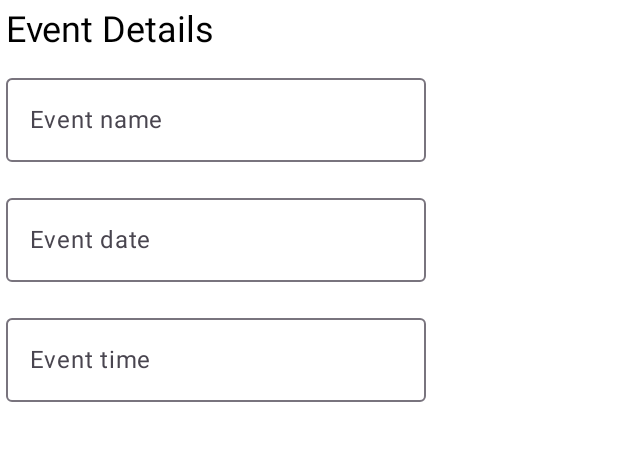
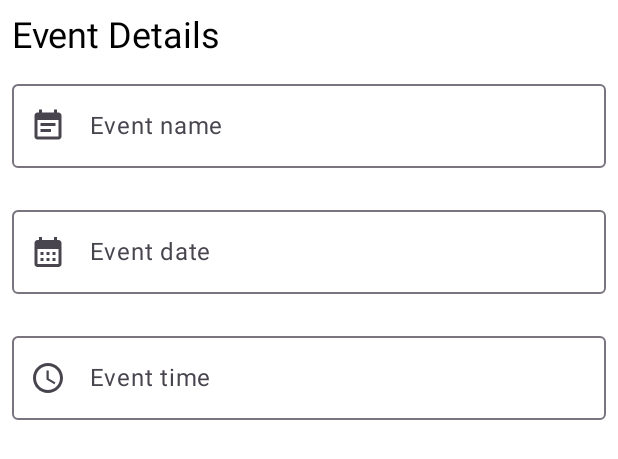
Before and after one commit to KarolinaWidz/You-re-Canceled-App, an Android app built with Jetpack Compose: the @Preview function EventDetailsPreview, on a phone screen of 412 x 824 dp. Shown: the top 459 px of the screen. Run offline under Robolectric (Android 15) with nearby library versions, the phone set to English and light mode, and no system bars.

Commit message:
update event details

```diff
--- a/app/src/main/java/edu/kwjw/you/presentation/ui/addnewevent/EventDetails.kt
+++ b/app/src/main/java/edu/kwjw/you/presentation/ui/addnewevent/EventDetails.kt
@@ -6,12 +6,15 @@ import androidx.compose.foundation.layout.fillMaxWidth
 import androidx.compose.foundation.layout.padding
 import androidx.compose.material.icons.Icons
 import androidx.compose.material.icons.filled.Info
+import androidx.compose.material3.ExperimentalMaterial3Api
 import androidx.compose.material3.Icon
 import androidx.compose.material3.MaterialTheme
 import androidx.compose.material3.OutlinedTextField
 import androidx.compose.material3.Text
+import androidx.compose.material3.TimePickerState
 import androidx.compose.runtime.Composable
 import androidx.compose.ui.Modifier
+import androidx.compose.ui.res.painterResource
 import androidx.compose.ui.res.stringResource
 import androidx.compose.ui.tooling.preview.Preview
 import edu.kwjw.you.R
@@ -21,25 +24,33 @@ import edu.kwjw.you.presentation.ui.common.TimePickerModalDialog
 import edu.kwjw.you.presentation.ui.theme.PaddingMedium
 import edu.kwjw.you.presentation.ui.theme.PaddingSmall
 
+@OptIn(ExperimentalMaterial3Api::class)
 @Composable
 internal fun EventDetails(
     modifier: Modifier = Modifier,
     eventName: String = "",
     onEventNameChanged: (String) -> Unit = {},
+    isEventNameError: Boolean = false,
     eventDate: String = "",
-    onEventDateChanged: (String) -> Unit = {},
+    onEventDateChanged: (Long?) -> Unit = {},
+    isEventDateError: Boolean = false,
     eventTime: String = "",
-    onEventTimeChanged: (String) -> Unit = {}
+    onEventTimeChanged: (TimePickerState) -> Unit = {},
+    isEventTimeError: Boolean = false,
 ) {
     Column(
         modifier = modifier
             .fillMaxWidth()
-            .padding(PaddingSmall)
+            .padding(PaddingMedium)
     ) {
         EventDetailsTitle()
-        EventNameField(name = eventName, onNameChanged = onEventNameChanged)
-        EventDate(date = eventDate, onDateChanged = onEventDateChanged)
-        EventTime(time = eventTime, onTimeChanged = onEventTimeChanged)
+        EventNameField(
+            name = eventName,
+            onNameChanged = onEventNameChanged,
+            isError = isEventNameError
+        )
+        EventDate(date = eventDate, onDateChanged = onEventDateChanged, isError = isEventDateError)
+        EventTime(time = eventTime, onTimeChanged = onEventTimeChanged, isError = isEventTimeError)
     }
 }
 
@@ -60,11 +71,20 @@ private fun EventNameField(
     isError: Boolean = false
 ) {
     OutlinedTextField(
-        modifier = modifier,
+        modifier = modifier
+            .fillMaxWidth()
+            .padding(bottom = PaddingSmall),
         value = name,
         onValueChange = onNameChanged,
+
         label = { Text(stringResource(R.string.event_name)) },
         isError = isError,
+        leadingIcon = {
+            Icon(
+                painterResource(R.drawable.ic_event_name),
+                contentDescription = null
+            )
+        },
         supportingText = {
             if (isError) {
                 ShowError(R.string.event_name_value_is_required_please_provide_a_valid_event_name)
@@ -77,45 +97,62 @@ private fun EventNameField(
 private fun EventDate(
     modifier: Modifier = Modifier,
     date: String,
-    onDateChanged: (String) -> Unit,
+    onDateChanged: (Long?) -> Unit,
     isError: Boolean = false,
 ) {
 
     ClickableTextField(
-        modifier = modifier,
+        modifier = modifier
+            .fillMaxWidth()
+            .padding(bottom = PaddingSmall),
         value = date,
-        onValueChange = onDateChanged,
+        onValueChange = {},
         label = { Text(stringResource(R.string.event_date)) },
         isError = isError,
+        leadingIcon = {
+            Icon(
+                painterResource(R.drawable.ic_event_date),
+                contentDescription = null
+            )
+        },
         supportingText = {
             if (isError) {
                 ShowError(R.string.event_date_value_is_required_please_provide_a_valid_event_date)
             }
         },
-        onClicked = { DatePickerModalDialog() }
+        onClicked = { DatePickerModalDialog(
+            onDateSelected = onDateChanged
+        ) }
     )
 }
 
+@OptIn(ExperimentalMaterial3Api::class)
 @Composable
 private fun EventTime(
     modifier: Modifier = Modifier,
     time: String,
-    onTimeChanged: (String) -> Unit,
+    onTimeChanged: (TimePickerState) -> Unit,
     isError: Boolean = false,
 ) {
 
     ClickableTextField(
-        modifier = modifier,
+        modifier = modifier.fillMaxWidth(),
         value = time,
-        onValueChange = onTimeChanged,
+        onValueChange = {},
         label = { Text(stringResource(R.string.event_time)) },
         isError = isError,
+        leadingIcon = {
+            Icon(
+                painterResource(R.drawable.ic_event_time),
+                contentDescription = null
+            )
+        },
         supportingText = {
             if (isError) {
                 ShowError(R.string.event_time_value_is_required_please_provide_a_valid_event_time)
             }
         },
-        onClicked = { TimePickerModalDialog() }
+        onClicked = { TimePickerModalDialog(onTimeSelected = onTimeChanged) }
     )
 }
 
@@ -133,6 +170,7 @@ private fun ShowError(stringId: Int, modifier: Modifier = Modifier) {
     }
 }
 
+@OptIn(ExperimentalMaterial3Api::class)
 @Composable
 @Preview(showBackground = true)
 private fun EventDetailsPreview() {
--- a/app/src/main/java/edu/kwjw/you/presentation/ui/common/ClickableTextField.kt
+++ b/app/src/main/java/edu/kwjw/you/presentation/ui/common/ClickableTextField.kt
@@ -17,10 +17,11 @@ import androidx.compose.ui.graphics.Color
 internal fun ClickableTextField(
     modifier: Modifier = Modifier,
     value: String,
-    onValueChange: (String) -> Unit,
+    onValueChange: () -> Unit,
     isError: Boolean = false,
     label: @Composable (() -> Unit)? = null,
     supportingText: @Composable (() -> Unit)? = null,
+    leadingIcon: @Composable (() -> Unit)? = null,
     onClicked: @Composable (() -> Unit)? = null,
 ) {
     var isClicked by rememberSaveable { mutableStateOf(false) }
@@ -33,11 +34,12 @@ internal fun ClickableTextField(
             indication = null
         ),
         value = value,
-        onValueChange = onValueChange,
+        onValueChange = { onValueChange },
         label = label,
         isError = isError,
         supportingText = supportingText,
         enabled = false,
+        leadingIcon = leadingIcon,
         colors = OutlinedTextFieldDefaults.colors(
             disabledLabelColor = colorResolver(
                 isError,
@@ -54,6 +56,11 @@ internal fun ClickableTextField(
                 OutlinedTextFieldDefaults.colors().unfocusedIndicatorColor,
                 OutlinedTextFieldDefaults.colors().errorIndicatorColor
             ),
+            disabledLeadingIconColor = colorResolver(
+                isError,
+                OutlinedTextFieldDefaults.colors().unfocusedLeadingIconColor,
+                OutlinedTextFieldDefaults.colors().errorLeadingIconColor
+            )
         )
     )
 
--- a/app/src/main/java/edu/kwjw/you/presentation/ui/common/DatePickerModalDialog.kt
+++ b/app/src/main/java/edu/kwjw/you/presentation/ui/common/DatePickerModalDialog.kt
@@ -20,7 +20,7 @@ import java.util.Calendar
 internal fun DatePickerModalDialog(
     modifier: Modifier = Modifier,
     onDismiss: () -> Unit = {},
-    onConfirm: () -> Unit = {}
+    onDateSelected: (Long?) -> Unit = {}
 ) {
     Calendar.getInstance()
     val datePickerState = rememberDatePickerState(
@@ -36,7 +36,10 @@ internal fun DatePickerModalDialog(
             }
         },
         confirmButton = {
-            TextButton(onClick = onConfirm) {
+            TextButton(onClick = {
+                onDateSelected(datePickerState.selectedDateMillis)
+                onDismiss
+            }) {
                 Text(stringResource(R.string.ok))
             }
         },
--- a/app/src/main/java/edu/kwjw/you/presentation/ui/common/TimePickerModalDialog.kt
+++ b/app/src/main/java/edu/kwjw/you/presentation/ui/common/TimePickerModalDialog.kt
@@ -6,6 +6,7 @@ import androidx.compose.material3.ExperimentalMaterial3Api
 import androidx.compose.material3.Text
 import androidx.compose.material3.TextButton
 import androidx.compose.material3.TimePicker
+import androidx.compose.material3.TimePickerState
 import androidx.compose.material3.rememberTimePickerState
 import androidx.compose.runtime.Composable
 import androidx.compose.ui.Modifier
@@ -18,7 +19,7 @@ import edu.kwjw.you.R
 internal fun TimePickerModalDialog(
     modifier: Modifier = Modifier,
     onDismiss: () -> Unit = {},
-    onConfirm: () -> Unit = {}
+    onTimeSelected: (TimePickerState) -> Unit = {}
 ) {
     val currentTime = Calendar.getInstance()
     val timePickerState = rememberTimePickerState(
@@ -36,7 +37,10 @@ internal fun TimePickerModalDialog(
             }
         },
         confirmButton = {
-            TextButton(onClick = onConfirm) {
+            TextButton(onClick = {
+                onTimeSelected(timePickerState)
+                onDismiss
+            }) {
                 Text(stringResource(R.string.ok))
             }
         },
@@ -48,6 +52,7 @@ internal fun TimePickerModalDialog(
     )
 }
 
+@OptIn(ExperimentalMaterial3Api::class)
 @Composable
 @Preview(showBackground = true)
 private fun TimePickerDialogPreview() {
```
